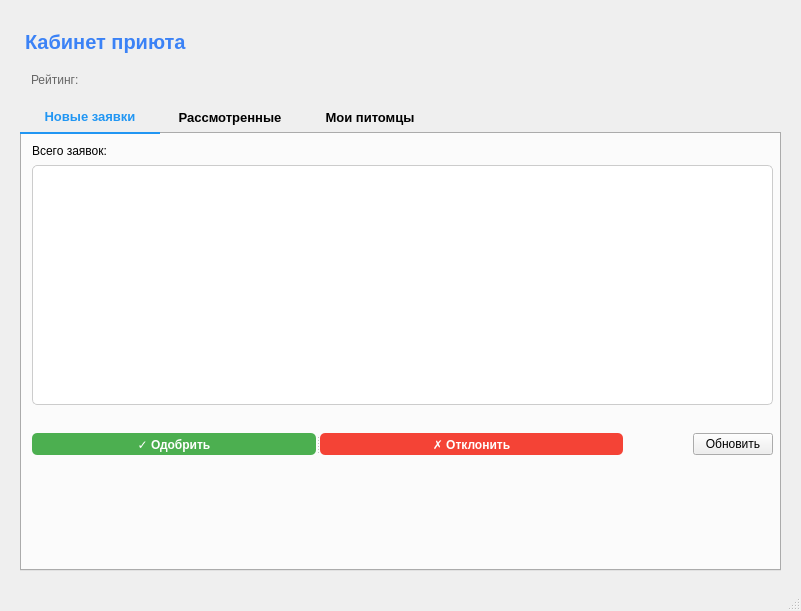
Before: the Qt Designer form shelter.ui in kayeros/Murteka, drawn with Qt 5.
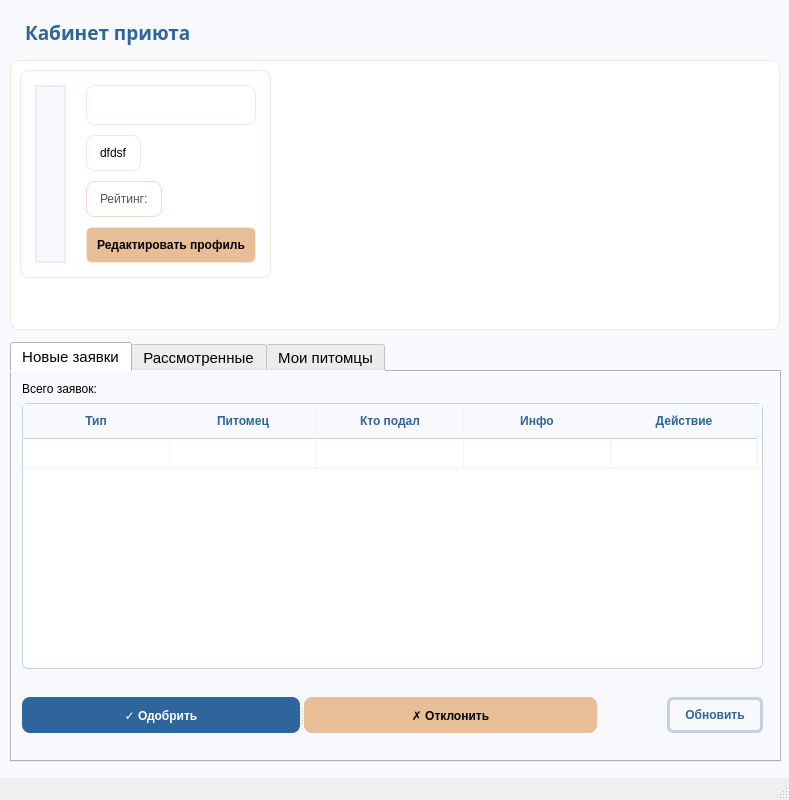
After: the same form once the commit is applied. The open tabs and pages were chosen to show the change.

Commit message: Интерфейс для кабинета приюта и временной опеки

The edit to the form file:
```diff
--- a/shelter.ui
+++ b/shelter.ui
@@ -6,10 +6,16 @@
    <rect>
     <x>0</x>
     <y>0</y>
-    <width>801</width>
-    <height>611</height>
+    <width>789</width>
+    <height>800</height>
    </rect>
   </property>
+  <property name="maximumSize">
+   <size>
+    <width>800</width>
+    <height>800</height>
+   </size>
+  </property>
   <property name="font">
    <font>
     <pointsize>10</pointsize>
@@ -19,68 +25,308 @@
    <string>Кабинет приюта</string>
   </property>
   <widget class="QWidget" name="centralwidget">
-   <widget class="QWidget" name="">
+   <property name="maximumSize">
+    <size>
+     <width>800</width>
+     <height>800</height>
+    </size>
+   </property>
+   <property name="font">
+    <font>
+     <family>Segoe UI</family>
+     <pointsize>11</pointsize>
+    </font>
+   </property>
+   <property name="styleSheet">
+    <string notr="true">/* --- ОБЩИЙ ФОН --- */
+QWidget {
+    background-color: #F7F9FC;
+
+}
+/* --- ВИЗИТКА ПРИЮТА --- */
+QWidget#profileWidget {
+    background-color: #FFFFFF;
+    border: 1px solid #C4D1E1;
+    border-radius: 6px;
+}
+
+/* --- ОШИБКИ --- */
+QLabel#errorLabel {
+    color: #F0745D;
+    font-weight: bold;
+}
+/* --- ТАБЛИЦЫ --- */
+QTableWidget {
+    background-color: #FFFFFF;
+    color: #333333;
+    border: 1px solid #C4D1E1;
+    border-radius: 6px;
+    gridline-color: #F0F4F8;
+    selection-background-color: #E8EEF5;
+    selection-color: #2E659C;
+    outline: none;
+}
+
+QTableWidget::item {
+    padding: 5px;
+}
+
+QTableWidget::item:alternate {
+    background-color: #F7F9FC; 
+}
+
+QHeaderView::section {
+    background-color: #F7F9FC;
+    color: #2E659C;
+    font-weight: bold;
+    padding: 8px;
+    border: none;
+    border-bottom: 1px solid #C4D1E1;
+    border-right: 1px solid #F0F4F8;
+}</string>
+   </property>
+   <widget class="QWidget" name="layoutWidget">
     <property name="geometry">
      <rect>
       <x>10</x>
-      <y>20</y>
-      <width>781</width>
-      <height>561</height>
+      <y>10</y>
+      <width>771</width>
+      <height>761</height>
      </rect>
     </property>
     <layout class="QVBoxLayout" name="verticalLayout_3">
-     <property name="leftMargin">
-      <number>10</number>
-     </property>
-     <property name="topMargin">
-      <number>10</number>
-     </property>
-     <property name="rightMargin">
-      <number>10</number>
-     </property>
-     <property name="bottomMargin">
-      <number>10</number>
-     </property>
      <item>
-      <widget class="QLabel" name="titleLabel">
+      <widget class="QLabel" name="header">
+       <property name="sizePolicy">
+        <sizepolicy hsizetype="MinimumExpanding" vsizetype="MinimumExpanding">
+         <horstretch>0</horstretch>
+         <verstretch>0</verstretch>
+        </sizepolicy>
+       </property>
+       <property name="maximumSize">
+        <size>
+         <width>16777215</width>
+         <height>32</height>
+        </size>
+       </property>
        <property name="font">
         <font>
-         <pointsize>-1</pointsize>
+         <family>Segoe UI,Arial,sans-serif</family>
+         <pointsize>14</pointsize>
          <weight>75</weight>
          <bold>true</bold>
         </font>
        </property>
        <property name="styleSheet">
-        <string notr="true">font-size: 20px; 
-font-weight: bold; 
-color: #3B82F6;
-padding-bottom: 5px;</string>
+        <string notr="true">color: #2E659C;
+padding-left: 10px;
+font-weight: bold;</string>
        </property>
        <property name="text">
-        <string>Кабинет приюта </string>
+        <string>Кабинет приюта</string>
        </property>
       </widget>
      </item>
      <item>
-      <widget class="QLabel" name="statsLabel">
+      <widget class="QWidget" name="profileWidget" native="true">
+       <property name="sizePolicy">
+        <sizepolicy hsizetype="Maximum" vsizetype="Maximum">
+         <horstretch>0</horstretch>
+         <verstretch>0</verstretch>
+        </sizepolicy>
+       </property>
+       <property name="maximumSize">
+        <size>
+         <width>770</width>
+         <height>270</height>
+        </size>
+       </property>
        <property name="font">
         <font>
-         <pointsize>9</pointsize>
+         <family>Segoe UI</family>
         </font>
        </property>
        <property name="styleSheet">
-        <string notr="true">
-color: #666666; 
-border-radius: 5px; 
-padding: 8px;</string>
+        <string notr="true">background-color: #FFFFFF;
+border: 1px solid #F6E6DF;
+border-radius: 8px;
+padding: 10px;</string>
        </property>
-       <property name="text">
-        <string>Рейтинг:</string>
-       </property>
+       <widget class="QWidget" name="layoutWidget">
+        <property name="geometry">
+         <rect>
+          <x>10</x>
+          <y>10</y>
+          <width>461</width>
+          <height>243</height>
+         </rect>
+        </property>
+        <layout class="QGridLayout" name="gridLayout">
+         <property name="sizeConstraint">
+          <enum>QLayout::SetFixedSize</enum>
+         </property>
+         <property name="leftMargin">
+          <number>15</number>
+         </property>
+         <property name="topMargin">
+          <number>15</number>
+         </property>
+         <property name="rightMargin">
+          <number>15</number>
+         </property>
+         <property name="bottomMargin">
+          <number>15</number>
+         </property>
+         <property name="horizontalSpacing">
+          <number>20</number>
+         </property>
+         <property name="verticalSpacing">
+          <number>10</number>
+         </property>
+         <item row="0" column="1">
+          <widget class="QLabel" name="shelterNameLabel">
+           <property name="sizePolicy">
+            <sizepolicy hsizetype="MinimumExpanding" vsizetype="Preferred">
+             <horstretch>0</horstretch>
+             <verstretch>0</verstretch>
+            </sizepolicy>
+           </property>
+           <property name="font">
+            <font>
+             <family>Segoe UI</family>
+             <pointsize>12</pointsize>
+             <weight>75</weight>
+             <bold>true</bold>
+            </font>
+           </property>
+           <property name="styleSheet">
+            <string notr="true">color: #2E659C;
+font-weight: bold;</string>
+           </property>
+           <property name="text">
+            <string/>
+           </property>
+          </widget>
+         </item>
+         <item row="2" column="1">
+          <widget class="QLabel" name="statsLabel">
+           <property name="sizePolicy">
+            <sizepolicy hsizetype="Fixed" vsizetype="Preferred">
+             <horstretch>0</horstretch>
+             <verstretch>0</verstretch>
+            </sizepolicy>
+           </property>
+           <property name="font">
+            <font>
+             <pointsize>9</pointsize>
+            </font>
+           </property>
+           <property name="styleSheet">
+            <string notr="true">background-color: #FFFFFF;
+color: #555555;
+border: 1px solid #F4D8CC;
+border-radius: 8px;</string>
+           </property>
+           <property name="text">
+            <string>Рейтинг:</string>
+           </property>
+          </widget>
+         </item>
+         <item row="3" column="1">
+          <widget class="QPushButton" name="editProfileBtn">
+           <property name="sizePolicy">
+            <sizepolicy hsizetype="Fixed" vsizetype="Fixed">
+             <horstretch>0</horstretch>
+             <verstretch>0</verstretch>
+            </sizepolicy>
+           </property>
+           <property name="font">
+            <font>
+             <pointsize>9</pointsize>
+             <weight>75</weight>
+             <bold>true</bold>
+            </font>
+           </property>
+           <property name="cursor">
+            <cursorShape>PointingHandCursor</cursorShape>
+           </property>
+           <property name="styleSheet">
+            <string notr="true">background-color: #E7BE96;
+color: #2E659Crgb(255, 233, 197);
+border-radius: 6px;
+padding: 10px;
+font-weight: bold;</string>
+           </property>
+           <property name="text">
+            <string>Редактировать профиль</string>
+           </property>
+          </widget>
+         </item>
+         <item row="1" column="1">
+          <widget class="QLabel" name="shelterPhoneLabel">
+           <property name="sizePolicy">
+            <sizepolicy hsizetype="Fixed" vsizetype="Preferred">
+             <horstretch>0</horstretch>
+             <verstretch>0</verstretch>
+            </sizepolicy>
+           </property>
+           <property name="font">
+            <font>
+             <pointsize>9</pointsize>
+            </font>
+           </property>
+           <property name="styleSheet">
+            <string notr="true">color: rgb(0, 0, 0);</string>
+           </property>
+           <property name="text">
+            <string>dfdsf</string>
+           </property>
+          </widget>
+         </item>
+         <item row="0" column="0" rowspan="4">
+          <widget class="QLabel" name="pic">
+           <property name="sizePolicy">
+            <sizepolicy hsizetype="MinimumExpanding" vsizetype="Preferred">
+             <horstretch>0</horstretch>
+             <verstretch>0</verstretch>
+            </sizepolicy>
+           </property>
+           <property name="maximumSize">
+            <size>
+             <width>220</width>
+             <height>220</height>
+            </size>
+           </property>
+           <property name="styleSheet">
+            <string notr="true">border: 2px solid #E8EEF5;
+border-radius: 20px; 
+background-color: #F7F9FC;
+color: #2E659C;
+qproperty-alignment: AlignCenter;</string>
+           </property>
+           <property name="text">
+            <string/>
+           </property>
+          </widget>
+         </item>
+        </layout>
+       </widget>
       </widget>
      </item>
      <item>
       <widget class="QTabWidget" name="tabWidget">
+       <property name="sizePolicy">
+        <sizepolicy hsizetype="Minimum" vsizetype="Maximum">
+         <horstretch>0</horstretch>
+         <verstretch>0</verstretch>
+        </sizepolicy>
+       </property>
+       <property name="maximumSize">
+        <size>
+         <width>16777215</width>
+         <height>420</height>
+        </size>
+       </property>
        <property name="focusPolicy">
         <enum>Qt::TabFocus</enum>
        </property>
@@ -88,16 +334,35 @@
         <enum>Qt::DefaultContextMenu</enum>
        </property>
        <property name="styleSheet">
-        <string notr="true">QTabBar::tab {min-width: 120px;
-    padding: 8px 10px;
-    border-top-left-radius: 5px;
-    border-top-right-radius: 5px;
-    font-weight: bold;
+        <string notr="true">/* --- ВКЛАДКИ --- */
+QTabWidget::pane {
+    border: 1px solid #F4D8CC;
+    background-color: #FFFFFF;
+    border-radius: 6px;
+    top: -1px; 
 }
+
+QTabBar::tab {
+    background-color: #F6E6DF;
+    color: #555555;
+    padding: 8px 25px; 
+    border: 1px solid #F4D8CC;
+    border-bottom: none;
+    border-top-left-radius: 6px;
+    border-top-right-radius: 6px;
+    margin-right: 2px;
+    qproperty-documentMode: false; 
+    font-weight: 600;
+}
+
 QTabBar::tab:selected {
-    color: #2196F3;
-    border-bottom: 2px solid #2196F3;
-}</string>
+    background-color: #FFFFFF;
+    color: #2E659C;
+    font-weight: bold;
+    border-top: 3px solid #F0745D;
+}
+
+r</string>
        </property>
        <property name="currentIndex">
         <number>2</number>
@@ -124,13 +389,13 @@
         <attribute name="title">
          <string>Новые заявки</string>
         </attribute>
-        <widget class="QWidget" name="">
+        <widget class="QWidget" name="layoutWidget">
          <property name="geometry">
           <rect>
            <x>0</x>
            <y>0</y>
            <width>761</width>
-           <height>331</height>
+           <height>371</height>
           </rect>
          </property>
          <layout class="QVBoxLayout" name="verticalLayout">
@@ -162,14 +427,55 @@
            </widget>
           </item>
           <item>
-           <widget class="QListWidget" name="requestsList">
-            <property name="styleSheet">
-             <string notr="true">border: 1px solid #cccccc; 
-border-radius: 5px; 
-background-color: #ffffff;
-font-size: 12px;
-color: #333333;</string>
+           <widget class="QTableWidget" name="requestsTable">
+            <property name="editTriggers">
+             <set>QAbstractItemView::NoEditTriggers</set>
             </property>
+            <property name="alternatingRowColors">
+             <bool>true</bool>
+            </property>
+            <property name="selectionBehavior">
+             <enum>QAbstractItemView::SelectRows</enum>
+            </property>
+            <attribute name="horizontalHeaderDefaultSectionSize">
+             <number>147</number>
+            </attribute>
+            <attribute name="horizontalHeaderMinimumSectionSize">
+             <number>70</number>
+            </attribute>
+            <attribute name="verticalHeaderVisible">
+             <bool>false</bool>
+            </attribute>
+            <row>
+             <property name="text">
+              <string>New Row</string>
+             </property>
+            </row>
+            <column>
+             <property name="text">
+              <string>Тип</string>
+             </property>
+            </column>
+            <column>
+             <property name="text">
+              <string>Питомец</string>
+             </property>
+            </column>
+            <column>
+             <property name="text">
+              <string>Кто подал</string>
+             </property>
+            </column>
+            <column>
+             <property name="text">
+              <string>Инфо</string>
+             </property>
+            </column>
+            <column>
+             <property name="text">
+              <string>Действие</string>
+             </property>
+            </column>
            </widget>
           </item>
           <item>
@@ -204,10 +510,20 @@
                 </font>
                </property>
                <property name="styleSheet">
-                <string notr="true">background-color: #4CAF50; 
-color: white; 
-font-weight: bold; 
-border-radius: 5px; </string>
+                <string notr="true">
+QPushButton#approveBtn {
+    background-color: #2E659C;
+    color: white;
+    font-weight: bold;
+    border-radius: 8px;
+    padding: 10px;
+}
+QPushButton#approveBtn:hover {
+    background-color: #F4D8CC;
+}
+QPushButton#approveBtn:disabled {
+    background-color: #B0BEC5;
+}</string>
                </property>
                <property name="text">
                 <string>✓ Одобрить</string>
@@ -228,10 +544,20 @@
                 </font>
                </property>
                <property name="styleSheet">
-                <string notr="true">background-color: #f44336; 
-color: white; 
-font-weight: bold; 
-border-radius: 5px; </string>
+                <string notr="true">
+QPushButton#rejectBtn {
+    background-color: #E7BE96;
+    color: #2E659Crgb(255, 233, 197);
+    font-weight: bold;
+    border-radius: 8px;
+    padding: 10px;
+}
+QPushButton#rejectBtn:hover {
+    background-color: #F0745D;
+}
+QPushButton#rejectBtn:disabled {
+    background-color: #F0745D;
+}</string>
                </property>
                <property name="text">
                 <string>✗ Отклонить</string>
@@ -244,10 +570,28 @@
               <property name="font">
                <font>
                 <pointsize>9</pointsize>
+                <weight>75</weight>
+                <bold>true</bold>
                </font>
               </property>
               <property name="styleSheet">
-               <string notr="true"/>
+               <string notr="true">QPushButton{
+background-color: #F7F9FC;
+color: #2E659C;
+border: 3px solid #C4D1E1;
+border-radius: 6px;
+padding: 8px 15px;
+font-weight: bold;
+}
+QPushButton#refreshBtn1:hover {
+    background-color: #2E659C;
+    color: white;
+}
+QPushButton#refreshBtn1:disabled {
+    background-color: #2E659C;
+    color: white;
+}
+</string>
               </property>
               <property name="text">
                <string>Обновить</string>
```
Left out of the diff: 173 changed lines with no effect on the pictures. The commit also changes 2 other files.
